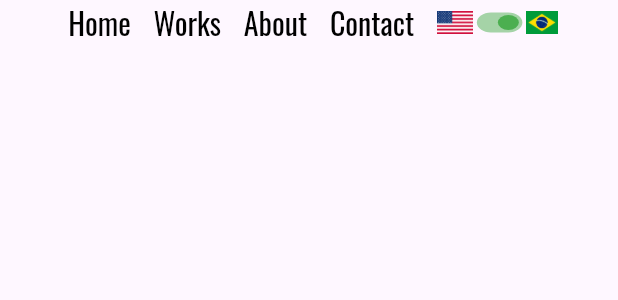
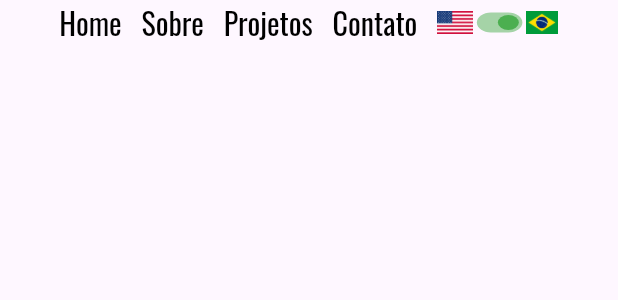
Before and after one commit to Marinammm/leoni_mm, a Flutter app: the TabsWebList widget shown alone on an empty page, opened directly, on a phone screen of 412 x 824 dp. Shown: the top 300 px of the screen. Run offline on Flutter 3.47's test engine with Material 3 defaults, Android fonts, the phone set to English and light mode, and no system bars; our stand-ins replace cloud_firestore, firebase_core, flutter_svg, google_fonts, logger, url_strategy; accounts and stored records are empty.

Commit message:
fixed provider to update language shown when button is clicked

```diff
--- a/lib/common/components/language.dart
+++ b/lib/common/components/language.dart
@@ -28,6 +28,14 @@ class LanguageText {
       return 'Frontend developer';
     }
   }
+
+  static getTabsTitle (lang) {
+    if (lang) {
+      return ['Home', 'Sobre', 'Projetos', 'Contato'];
+    } else {
+      return ['Home', 'About', 'Works', 'Contact'];
+    }
+  }
 }
 
 class LanguageButton extends StatelessWidget {
@@ -35,9 +43,9 @@ class LanguageButton extends StatelessWidget {
 
   @override
   Widget build(BuildContext context) {
-    return ChangeNotifierProvider<LanguageViewModel>(create: (_) => LanguageViewModel(),
-      child: Consumer<LanguageViewModel>(builder: (context, model, child) =>
-        Row(
+    LanguageViewModel languageViewModel = Provider.of<LanguageViewModel>(context);
+
+    return Row(
       children: [
         Image.asset(
           'assets/eua.png',
@@ -49,12 +57,12 @@ class LanguageButton extends StatelessWidget {
           child: FittedBox(
             fit: BoxFit.fill,
             child: Switch(
-                  value: model.language,
+              value: languageViewModel.language,
               activeColor: Colors.green,
               inactiveThumbColor: Colors.red,
               inactiveTrackColor: Colors.redAccent[100],
               onChanged: (bool value) {
-                    model.switchLanguage();
+                languageViewModel.switchLanguage();
               }),
           ),
         ),
@@ -63,8 +71,6 @@ class LanguageButton extends StatelessWidget {
           height: 15.0,
         ),
       ],
-        )
-      )
     );
   }
 }
--- a/lib/common/components/tabs.dart
+++ b/lib/common/components/tabs.dart
@@ -1,4 +1,5 @@
 import 'package:flutter/material.dart';
+import 'package:provider/provider.dart';
 import 'package:google_fonts/google_fonts.dart';
 import 'package:leoni_mm/common/components/language.dart';
 
@@ -75,17 +76,20 @@ class TabsWebList extends StatelessWidget {
 
   @override
   Widget build(BuildContext context) {
+    LanguageViewModel languageViewModel = Provider.of<LanguageViewModel>(context);
+    var tabNames = LanguageText.getTabsTitle(languageViewModel.language);
+
     return Row(children: [
       Spacer(
         flex: 3,
       ),
-      TabsWeb(title: 'Home', route: '/', navigationKey: homeKey,),
+      TabsWeb(title: tabNames[0], route: '/', navigationKey: homeKey,),
       Spacer(),
-      TabsWeb(title: 'Works', route: '/works',),
+      TabsWeb(title: tabNames[1], route: '/', navigationKey: aboutKey,),
       Spacer(),
-      TabsWeb(title: 'About', route: '/', navigationKey: aboutKey,),
+      TabsWeb(title: tabNames[2], route: '/works',),
       Spacer(),
-      TabsWeb(title: 'Contact', route: '/', navigationKey: contactKey,),
+      TabsWeb(title: tabNames[3], route: '/', navigationKey: contactKey,),
       Spacer(),
       LanguageButton(),
       SizedBox(width: 40.0,),
```
Lines whose indentation alone changed are shown as unchanged.
